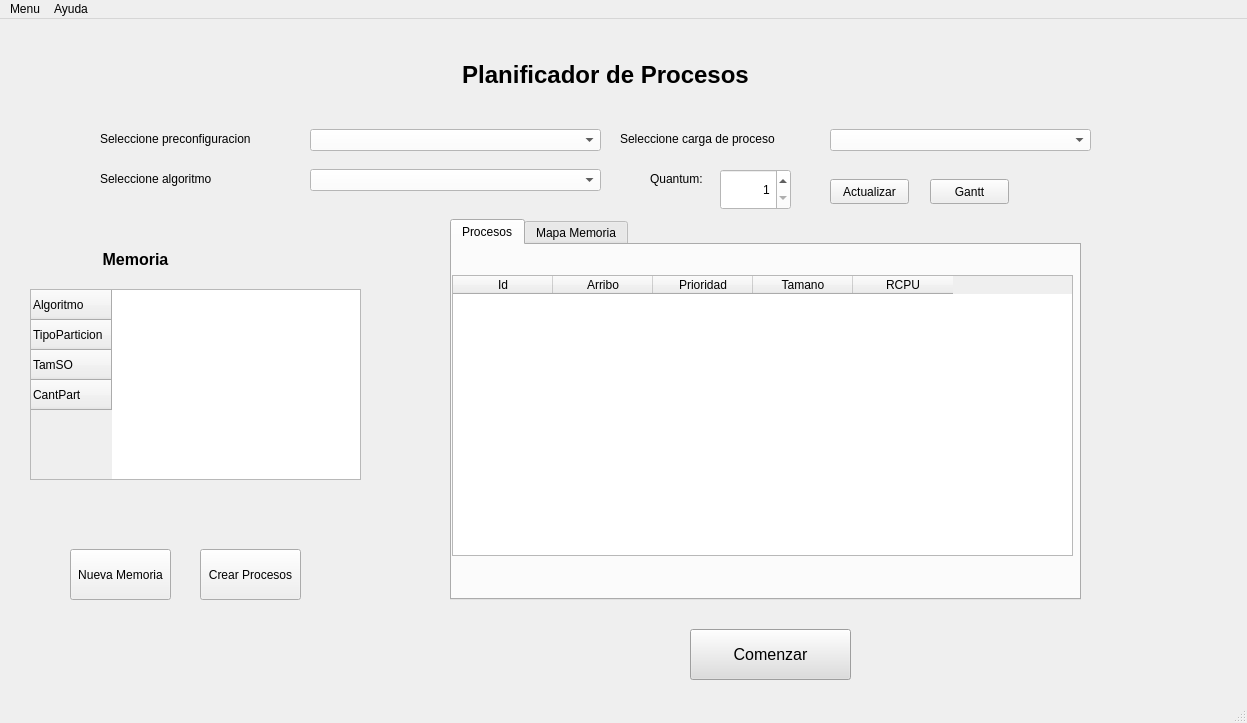
Old version of the form apps/ui/principal.ui in the repository AlejandroFNadal/SistOp2019.
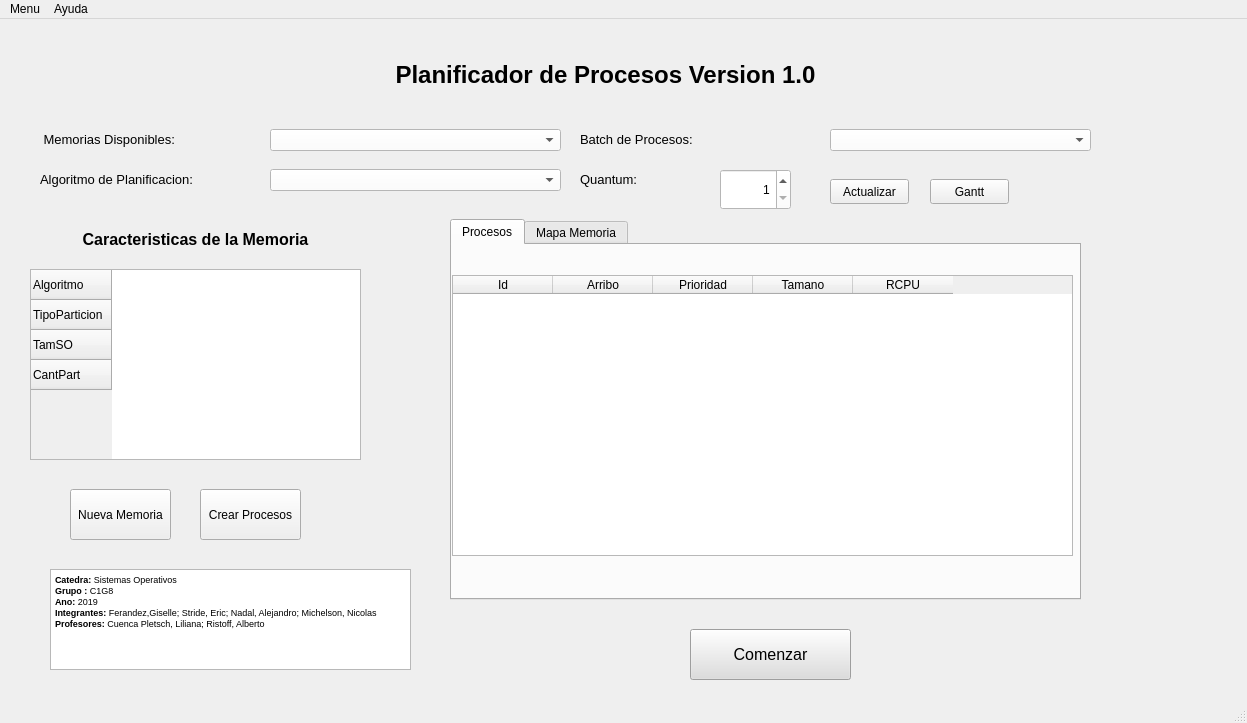
New version of the form.

The edit to the form file:
```diff
--- a/apps/ui/principal.ui
+++ b/apps/ui/principal.ui
@@ -17,7 +17,7 @@
    <widget class="QComboBox" name="comboBox_seleccionPreConf">
     <property name="geometry">
      <rect>
-      <x>310</x>
+      <x>270</x>
       <y>110</y>
       <width>291</width>
       <height>22</height>
@@ -30,14 +30,19 @@
    <widget class="QLabel" name="label">
     <property name="geometry">
      <rect>
-      <x>100</x>
+      <x>40</x>
       <y>110</y>
-      <width>171</width>
+      <width>221</width>
       <height>20</height>
      </rect>
     </property>
+    <property name="font">
+     <font>
+      <pointsize>10</pointsize>
+     </font>
+    </property>
     <property name="text">
-     <string>Seleccione preconfiguracion</string>
+     <string> Memorias Disponibles:</string>
     </property>
    </widget>
    <widget class="QTabWidget" name="tabWidget">
@@ -104,20 +109,25 @@
    <widget class="QLabel" name="label_2">
     <property name="geometry">
      <rect>
-      <x>100</x>
+      <x>40</x>
       <y>150</y>
-      <width>161</width>
+      <width>211</width>
       <height>20</height>
      </rect>
     </property>
+    <property name="font">
+     <font>
+      <pointsize>10</pointsize>
+     </font>
+    </property>
     <property name="text">
-     <string>Seleccione algoritmo</string>
+     <string>Algoritmo de Planificacion:</string>
     </property>
    </widget>
    <widget class="QComboBox" name="comboBox_seleccionAlgoritmo">
     <property name="geometry">
      <rect>
-      <x>310</x>
+      <x>270</x>
       <y>150</y>
       <width>291</width>
       <height>22</height>
@@ -144,7 +154,7 @@
      </font>
     </property>
     <property name="text">
-     <string>Planificador de Procesos</string>
+     <string>Planificador de Procesos Version 1.0</string>
     </property>
     <property name="alignment">
      <set>Qt::AlignCenter</set>
@@ -154,7 +164,7 @@
     <property name="geometry">
      <rect>
       <x>30</x>
-      <y>270</y>
+      <y>250</y>
       <width>331</width>
       <height>191</height>
      </rect>
@@ -210,8 +220,8 @@
     <property name="geometry">
      <rect>
       <x>40</x>
-      <y>220</y>
-      <width>191</width>
+      <y>200</y>
+      <width>311</width>
       <height>41</height>
      </rect>
     </property>
@@ -223,7 +233,7 @@
      </font>
     </property>
     <property name="text">
-     <string>Memoria</string>
+     <string>Caracteristicas de la Memoria</string>
     </property>
     <property name="alignment">
      <set>Qt::AlignCenter</set>
@@ -254,12 +264,17 @@
    <widget class="QLabel" name="label_5">
     <property name="geometry">
      <rect>
-      <x>650</x>
+      <x>580</x>
       <y>150</y>
-      <width>61</width>
+      <width>81</width>
       <height>20</height>
      </rect>
     </property>
+    <property name="font">
+     <font>
+      <pointsize>10</pointsize>
+     </font>
+    </property>
     <property name="text">
      <string>Quantum:</string>
     </property>
@@ -280,14 +295,19 @@
    <widget class="QLabel" name="label_6">
     <property name="geometry">
      <rect>
-      <x>620</x>
+      <x>580</x>
       <y>110</y>
-      <width>171</width>
+      <width>231</width>
       <height>20</height>
      </rect>
     </property>
+    <property name="font">
+     <font>
+      <pointsize>10</pointsize>
+     </font>
+    </property>
     <property name="text">
-     <string>Seleccione carga de proceso</string>
+     <string>Batch de Procesos:</string>
     </property>
    </widget>
    <widget class="QPushButton" name="pushButton">
@@ -320,7 +340,7 @@
     <property name="geometry">
      <rect>
       <x>70</x>
-      <y>530</y>
+      <y>470</y>
       <width>101</width>
       <height>51</height>
      </rect>
@@ -333,7 +353,7 @@
     <property name="geometry">
      <rect>
       <x>200</x>
-      <y>530</y>
+      <y>470</y>
       <width>101</width>
       <height>51</height>
      </rect>
@@ -342,6 +362,27 @@
      <string>Crear Procesos</string>
     </property>
    </widget>
+   <widget class="QTextBrowser" name="textBrowser">
+    <property name="geometry">
+     <rect>
+      <x>50</x>
+      <y>550</y>
+      <width>361</width>
+      <height>101</height>
+     </rect>
+    </property>
+    <property name="html">
+     <string>&lt;!DOCTYPE HTML PUBLIC &quot;-//W3C//DTD HTML 4.0//EN&quot; &quot;http://www.w3.org/TR/REC-html40/strict.dtd&quot;&gt;
+&lt;html&gt;&lt;head&gt;&lt;meta name=&quot;qrichtext&quot; content=&quot;1&quot; /&gt;&lt;style type=&quot;text/css&quot;&gt;
+p, li { white-space: pre-wrap; }
+&lt;/style&gt;&lt;/head&gt;&lt;body style=&quot; font-family:'MS Shell Dlg 2'; font-size:7.8pt; font-weight:400; font-style:normal;&quot;&gt;
+&lt;p style=&quot; margin-top:0px; margin-bottom:0px; margin-left:0px; margin-right:0px; -qt-block-indent:0; text-indent:0px;&quot;&gt;&lt;span style=&quot; font-size:7pt; font-weight:600;&quot;&gt;Catedra: &lt;/span&gt;&lt;span style=&quot; font-size:7pt;&quot;&gt;Sistemas Operativos&lt;/span&gt;&lt;/p&gt;
+&lt;p style=&quot; margin-top:0px; margin-bottom:0px; margin-left:0px; margin-right:0px; -qt-block-indent:0; text-indent:0px;&quot;&gt;&lt;span style=&quot; font-size:7pt; font-weight:600;&quot;&gt;Grupo : &lt;/span&gt;&lt;span style=&quot; font-size:7pt;&quot;&gt;C1G8&lt;/span&gt;&lt;/p&gt;
+&lt;p style=&quot; margin-top:0px; margin-bottom:0px; margin-left:0px; margin-right:0px; -qt-block-indent:0; text-indent:0px;&quot;&gt;&lt;span style=&quot; font-size:7pt; font-weight:600;&quot;&gt;Ano: &lt;/span&gt;&lt;span style=&quot; font-size:7pt;&quot;&gt;2019&lt;/span&gt;&lt;/p&gt;
+&lt;p style=&quot; margin-top:0px; margin-bottom:0px; margin-left:0px; margin-right:0px; -qt-block-indent:0; text-indent:0px;&quot;&gt;&lt;span style=&quot; font-size:7pt; font-weight:600;&quot;&gt;Integrantes: &lt;/span&gt;&lt;span style=&quot; font-size:7pt;&quot;&gt;Ferandez,Giselle; Stride, Eric; Nadal, Alejandro; Michelson, Nicolas&lt;/span&gt;&lt;/p&gt;
+&lt;p style=&quot; margin-top:0px; margin-bottom:0px; margin-left:0px; margin-right:0px; -qt-block-indent:0; text-indent:0px;&quot;&gt;&lt;span style=&quot; font-size:7pt; font-weight:600;&quot;&gt;Profesores:&lt;/span&gt;&lt;span style=&quot; font-size:7pt;&quot;&gt; Cuenca Pletsch, Liliana; Ristoff, Alberto&lt;/span&gt;&lt;/p&gt;&lt;/body&gt;&lt;/html&gt;</string>
+    </property>
+   </widget>
   </widget>
   <widget class="QMenuBar" name="menubar">
    <property name="geometry">
```
Left out of the diff: 10 changed lines with no effect on the pictures.
